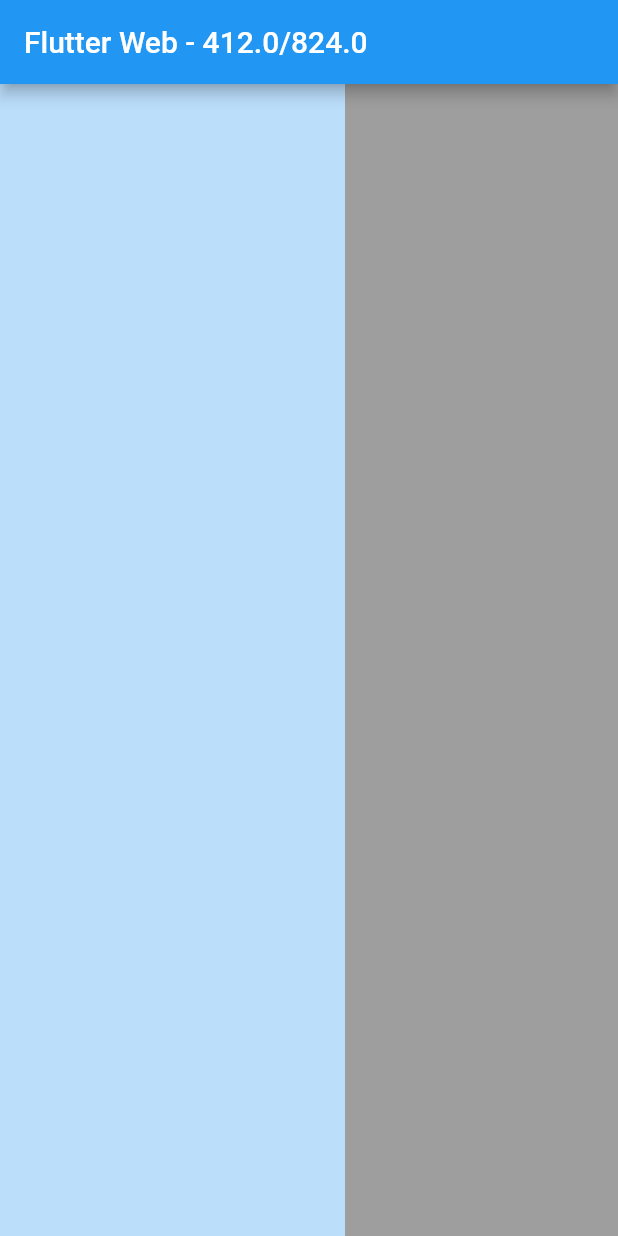
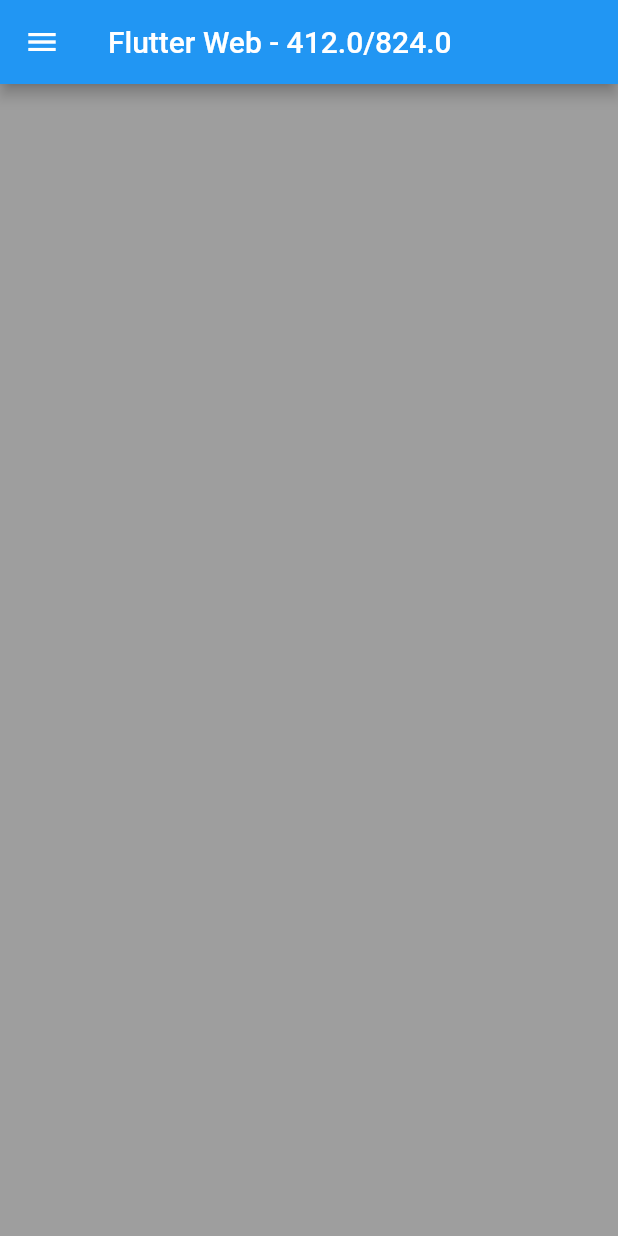
Before and after one commit to rlechetaudemy/carros_flutter_web, a Flutter app: the screen it shows after launch, on a phone screen of 412 x 824 dp. Run offline on Flutter 3.47's test engine with Material 2 defaults, Android fonts, the phone set to English and light mode, and no system bars.

Commit message:
Fist Commit

```diff
--- /dev/null
+++ b/lib/constants.dart
@@ -0,0 +1,2 @@
+
+double menuWidth = 230;
--- a/lib/home.dart
+++ b/lib/home.dart
@@ -1,4 +1,5 @@
 
+import 'package:carros_flutter_web/constants.dart';
 import 'package:flutter/material.dart';
 
 class HomePage extends StatefulWidget {
@@ -7,34 +8,63 @@ class HomePage extends StatefulWidget {
 }
 
 class _HomePageState extends State<HomePage> {
+  Size get size => MediaQuery.of(context).size;
+
+  bool get showDrawer => size.width <= 760;
+
   @override
   Widget build(BuildContext context) {
-
-    Size size = MediaQuery.of(context).size;
 
     return Scaffold(
       appBar: AppBar(
         title: Text("Flutter Web - ${size.width}/${size.height}"),
+        automaticallyImplyLeading: showDrawer,
       ),
       body: _body(),
+      drawer: Drawer(
+        child: _menu(),
+      ),
     );
   }
 
   _body() {
 
-    Size size = MediaQuery.of(context).size;
-
     return Row(
       children: <Widget>[
-        Container(
-          width: 230,
-          color: Colors.blue[100],
-        ),
-        Container(
-          width: size.width - 230,
-          color: Colors.grey,
-        )
+        showDrawer ? Container() : _menu(),
+        _right()
       ],
     );
   }
+
+  _menu() {
+    return Container(
+        width: menuWidth,
+        color: Colors.blue[100],
+        child: ListView(
+          children: <Widget>[
+            ListTile(
+              leading: Icon(Icons.star),
+              title: Text("Item 1"),
+            ),
+            ListTile(
+              leading: Icon(Icons.star),
+              title: Text("Item 2"),
+            ),
+            ListTile(
+              leading: Icon(Icons.star),
+              title: Text("Item 3"),
+            )
+          ],
+        ),
+      );
+  }
+
+  _right() {
+
+    return Container(
+        width: showDrawer ? size.width : size.width - menuWidth,
+        color: Colors.grey,
+      );
+  }
 }
```
